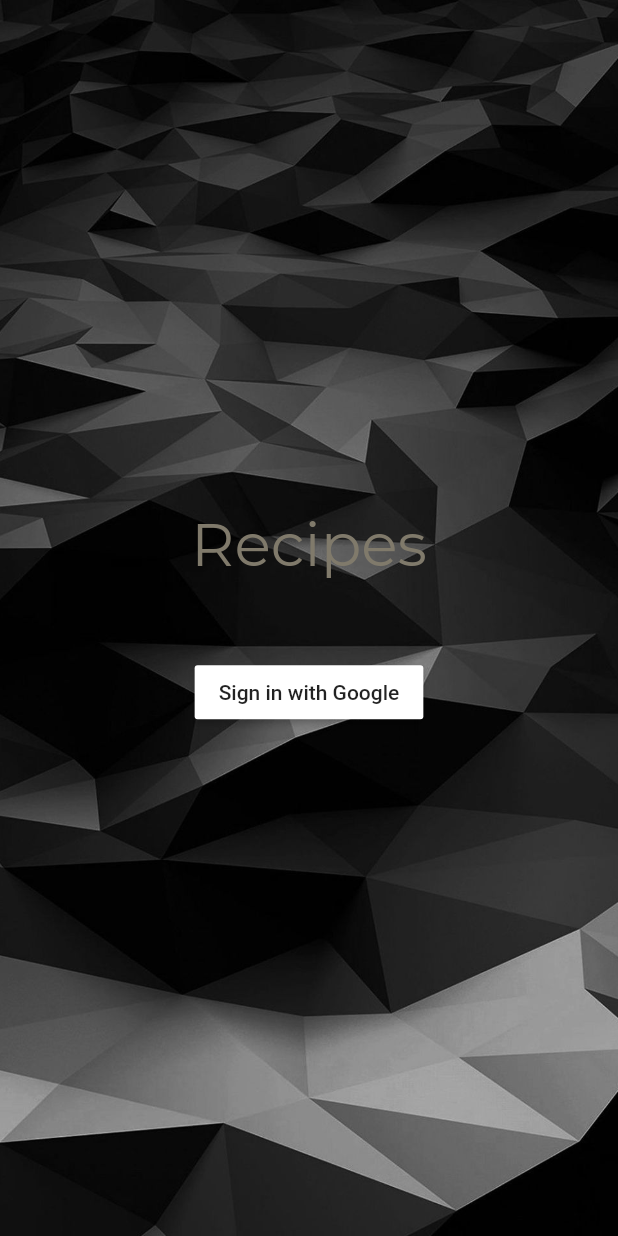
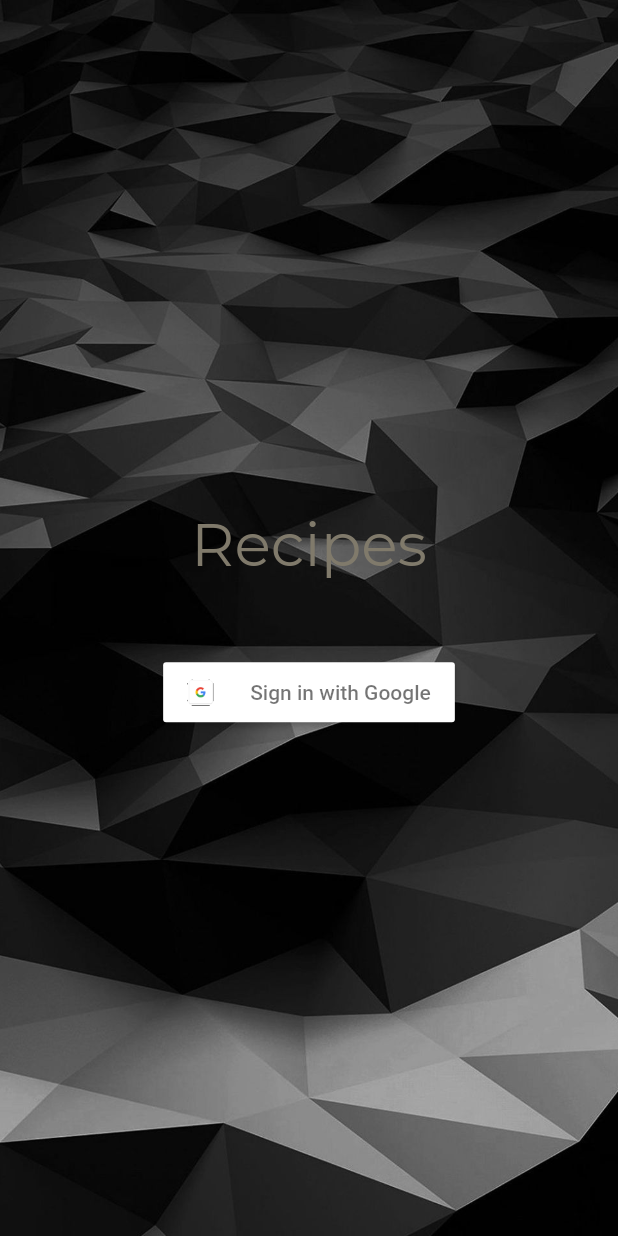
Before and after one commit to yafetszt/recipe_app, a Flutter app: the screen it shows after launch, on a phone screen of 412 x 824 dp. Run offline on Flutter 3.47's test engine with Material 2 defaults, Android fonts, the phone set to English and light mode, and no system bars; Roboto replaces fonts that are missing (Roboto-Medium); project files that could hold a hidden picture were left out.

Commit message:
Adjusting home screen fonts and logos

```diff
--- a/lib/ui/screens/login.dart
+++ b/lib/ui/screens/login.dart
@@ -1,4 +1,5 @@
 import 'package:flutter/material.dart';
+import 'package:flutter_app/ui/widgets/google_sign_in_button.dart';
 
 class LoginScreen extends StatelessWidget {
   @override
@@ -31,11 +32,9 @@ class LoginScreen extends StatelessWidget {
             children: <Widget>[
               _buildText(),
               SizedBox(height: 50.0),
-              MaterialButton(
-                color:Colors.white,
-                child: Text("Sign in with Google"),
+              GoogleSignInButton(
                 onPressed: () => print("Button pressed."),
-              )
+              ),
             ],
           ),
         ),
--- a/lib/ui/google_sign_in_button.dart
+++ b/lib/ui/widgets/google_sign_in_button.dart
@@ -9,7 +9,7 @@ class GoogleSignInButton extends StatelessWidget {
   Widget build(BuildContext context) {
     Image _buildLogo() {
       return Image.asset(
-        "assets/g-logo-png",
+        "assets/g-logo.png",
         height: 18.0,
         width: 18.0,
       );
```
Also changed, not shown: assets/g-logo.png.
